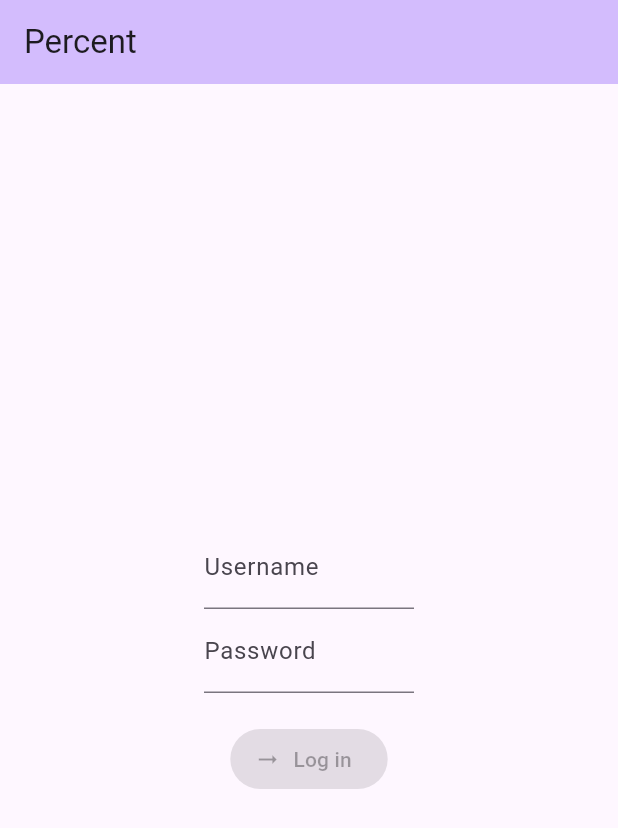
After one commit to sroohani/percent_fe, a Flutter app: the screen it shows after launch, on a phone screen of 412 x 824 dp. The commit adds this screen. Shown: the top 828 px of the screen. Run offline on Flutter 3.47's test engine with Material 2 defaults, Android fonts, the phone set to English and light mode, and no system bars.

Commit message:
Improve overall project structure

```diff
--- /dev/null
+++ b/lib/pages/login_page.dart
@@ -0,0 +1,51 @@
+import 'package:flutter/material.dart';
+
+class LoginPage extends StatefulWidget {
+  const LoginPage({super.key, required this.title});
+
+  final String title;
+
+  @override
+  State<LoginPage> createState() => _LoginPageState();
+}
+
+class _LoginPageState extends State<LoginPage> {
+  @override
+  Widget build(BuildContext context) {
+    return Scaffold(
+      appBar: AppBar(
+        backgroundColor: Theme.of(context).colorScheme.inversePrimary,
+        title: Text(widget.title),
+      ),
+      body: Center(
+        child: SizedBox(
+          width: 140,
+          child: Column(
+            mainAxisAlignment: MainAxisAlignment.center,
+            children: <Widget>[
+              const TextField(
+                decoration: InputDecoration(
+                  labelText: 'Username',
+                ),
+              ),
+              const TextField(
+                decoration: InputDecoration(
+                  labelText: 'Password',
+                ),
+                obscureText: true,
+              ),
+              const SizedBox(
+                height: 20,
+              ),
+              ElevatedButton.icon(
+                onPressed: null,
+                icon: const Icon(Icons.arrow_right_alt),
+                label: const Text("Log in"),
+              ),
+            ],
+          ),
+        ),
+      ),
+    );
+  }
+}
```
Also changed, not shown: lib/main.dart (+2 -51 lines).
